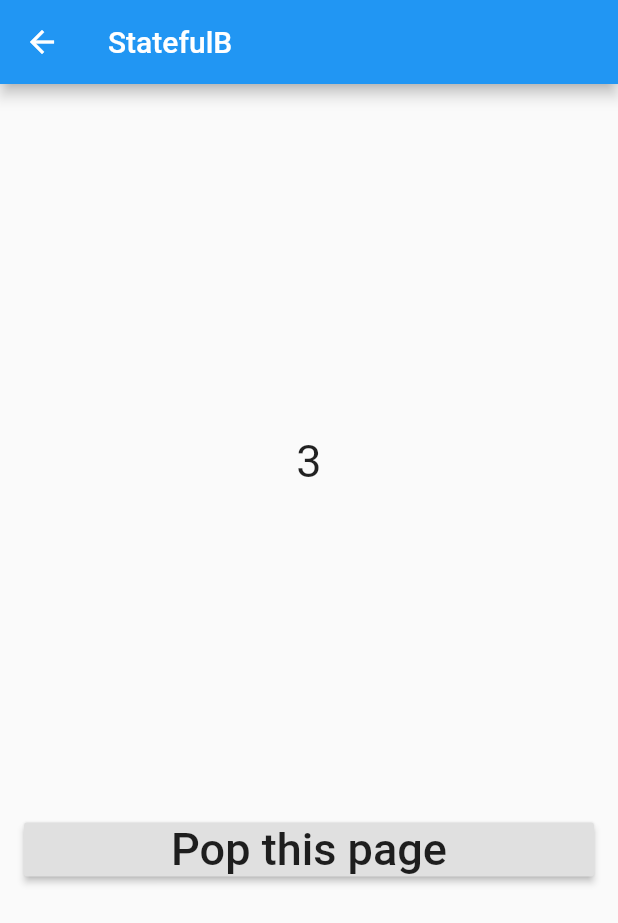
After one commit to flutterstudygn/archive, a Flutter app: the StatefulA screen opened directly, after a tap on "Push StatefulB", on a phone screen of 412 x 824 dp. The commit adds this screen. Shown: the top 923 px of the screen. Run offline on Flutter 3.47's test engine with Material 2 defaults, Android fonts, the phone set to English and light mode, and no system bars.

Commit message:
[Update] 스트림 예제 3가지 업데이트.

```diff
--- /dev/null
+++ b/stream_test/lib/stateful_a.dart
@@ -0,0 +1,89 @@
+import 'dart:async';
+
+import 'package:flutter/material.dart';
+import 'package:stream_test/stateful_b.dart';
+import 'package:stream_test/stream.dart';
+
+class StatefulA extends StatefulWidget {
+  static const tag = 'StatefulA';
+
+  @override
+  State<StatefulWidget> createState() => _StatefulAState();
+}
+
+class _StatefulAState extends State<StatefulA> {
+  StreamSubscription _stopwatchListener;
+
+  int _seconds = 0;
+
+  bool _covered = false;
+
+  @override
+  void initState() {
+    super.initState();
+    print('[${StatefulA.tag}] on initState');
+    _stopwatchListener = stopwatch.listen(
+      (i) => setState(() {
+        _seconds = i;
+      }),
+    );
+    print('[${StatefulA.tag}] start listening stopwatch');
+  }
+
+  @override
+  void dispose() {
+    print('[${StatefulA.tag}] on dispose');
+    _stopwatchListener.cancel();
+    print('[${StatefulA.tag}] cancel listening stopwatch');
+    super.dispose();
+  }
+
+  @override
+  Widget build(BuildContext context) {
+    print('[${StatefulA.tag}] build called');
+
+    // 현재 페이지가 가려졌다면 바로 빈 Widget인 SizedBox를 return한다.
+    // 이 처리부분이 없으면 Flutter의 framework는 계속 이하 Widget을 그리게 되고
+    // print('Tick from [$tag]')도 출력하게 된다.
+    // 만약 해당 코드가 로그가 아니라 시계 소리 출력이었다면 문제가 된다.
+    // (혹은 유료 API call이라거나...)
+    if (_covered) {
+      return SizedBox();
+    }
+
+    print('Tick from [${StatefulA.tag}]');
+
+    return Scaffold(
+      appBar: AppBar(
+        title: Text('StatefulA'),
+      ),
+      body: Padding(
+        padding: const EdgeInsets.all(16.0),
+        child: Column(
+          mainAxisAlignment: MainAxisAlignment.spaceEvenly,
+          crossAxisAlignment: CrossAxisAlignment.stretch,
+          children: <Widget>[
+            Text(
+              _seconds.toString(),
+              textAlign: TextAlign.center,
+            ),
+            RaisedButton(
+              onPressed: () async {
+                _covered = true;
+                await Navigator.of(context).push(
+                  MaterialPageRoute(
+                    builder: (_) => StatefulB(_seconds),
+                  ),
+                );
+                _covered = false;
+              },
+              child: Text(
+                'Push StatefulB',
+              ),
+            )
+          ],
+        ),
+      ),
+    );
+  }
+}
--- /dev/null
+++ b/stream_test/lib/stateful_b.dart
@@ -0,0 +1,71 @@
+import 'dart:async';
+
+import 'package:flutter/material.dart';
+import 'package:stream_test/stream.dart';
+
+class StatefulB extends StatefulWidget {
+  static const tag = 'StatefulB';
+
+  final int _initSeconds;
+
+  const StatefulB(this._initSeconds, {Key key}) : super(key: key);
+
+  @override
+  State<StatefulWidget> createState() => _StatefulBState();
+}
+
+class _StatefulBState extends State<StatefulB> {
+  StreamSubscription _stopwatchListener;
+
+  int _seconds = 0;
+
+  @override
+  void initState() {
+    super.initState();
+    print('[${StatefulB.tag}] on initState');
+    _stopwatchListener = stopwatch.listen(
+      (i) => setState(() {
+        _seconds = i;
+      }),
+    );
+    print('[${StatefulB.tag}] start listening stopwatch');
+  }
+
+  @override
+  void dispose() {
+    print('[${StatefulB.tag}] on dispose');
+    _stopwatchListener.cancel();
+    print('[${StatefulB.tag}] cancel listening stopwatch');
+    super.dispose();
+  }
+
+  @override
+  Widget build(BuildContext context) {
+    print('[${StatefulB.tag}] build called');
+
+    return Scaffold(
+      appBar: AppBar(
+        title: Text('StatefulB'),
+      ),
+      body: Padding(
+        padding: const EdgeInsets.all(16.0),
+        child: Column(
+          mainAxisAlignment: MainAxisAlignment.spaceEvenly,
+          crossAxisAlignment: CrossAxisAlignment.stretch,
+          children: <Widget>[
+            Text(
+              (widget._initSeconds + _seconds).toString(),
+              textAlign: TextAlign.center,
+            ),
+            RaisedButton(
+              onPressed: () => Navigator.of(context).pop(),
+              child: Text(
+                'Pop this page',
+              ),
+            )
+          ],
+        ),
+      ),
+    );
+  }
+}
--- /dev/null
+++ b/stream_test/lib/stream.dart
@@ -0,0 +1,6 @@
+import 'dart:async';
+
+Stream get stopwatch => Stream.periodic(
+      Duration(seconds: 1),
+      (i) => i + 1,
+    );
--- a/stream_test/pubspec.yaml
+++ b/stream_test/pubspec.yaml
@@ -23,7 +23,7 @@ dependencies:
   # The following adds the Cupertino Icons font to your application.
   # Use with the CupertinoIcons class for iOS style icons.
   cupertino_icons: ^0.1.2
-
+  async:
   provider:
 
 dev_dependencies:
```
Also changed, not shown: stream_test/lib/bloc/page_navigation_bloc.dart (added, +21 -0 lines), stream_test/lib/bloc/stopwatch_bloc.dart (added, +37 -0 lines), stream_test/lib/main.dart (+8 -8 lines), stream_test/lib/provider_a.dart (+43 -13 lines), stream_test/lib/provider_b.dart (+18 -10 lines), stream_test/lib/stream_builder_a.dart (+27 -6 lines), stream_test/lib/stream_builder_b.dart (+16 -9 lines), stream_test/lib/streams.dart (deleted, +0 -29 lines), stream_test/pubspec.lock, 3 other files.
